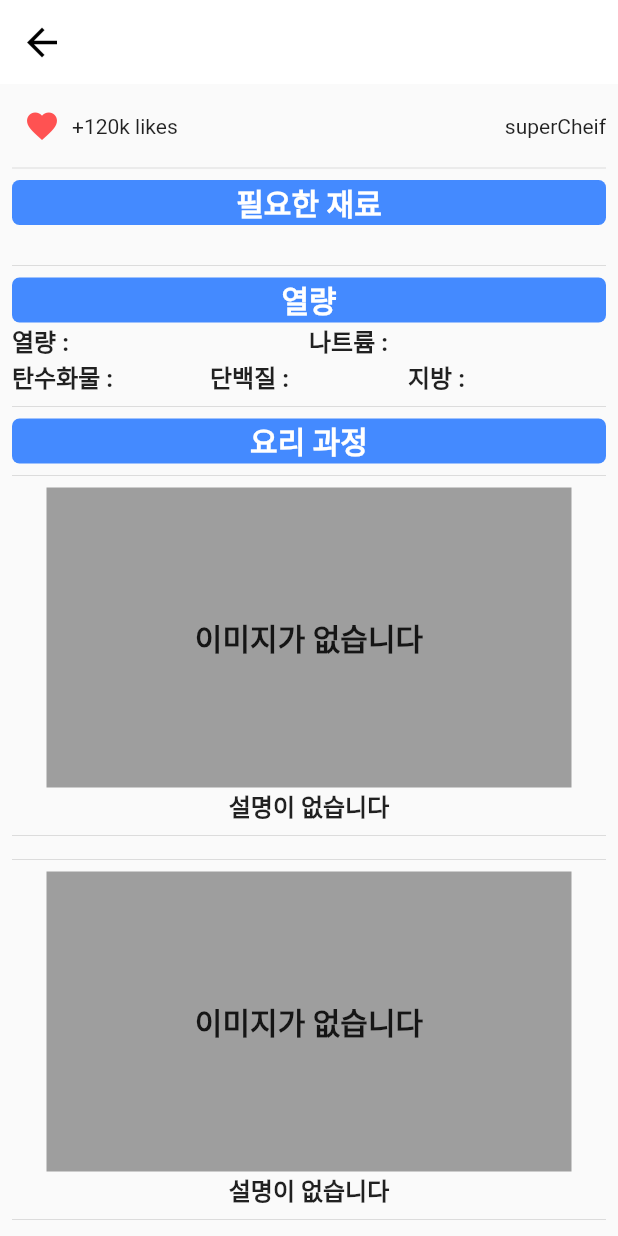
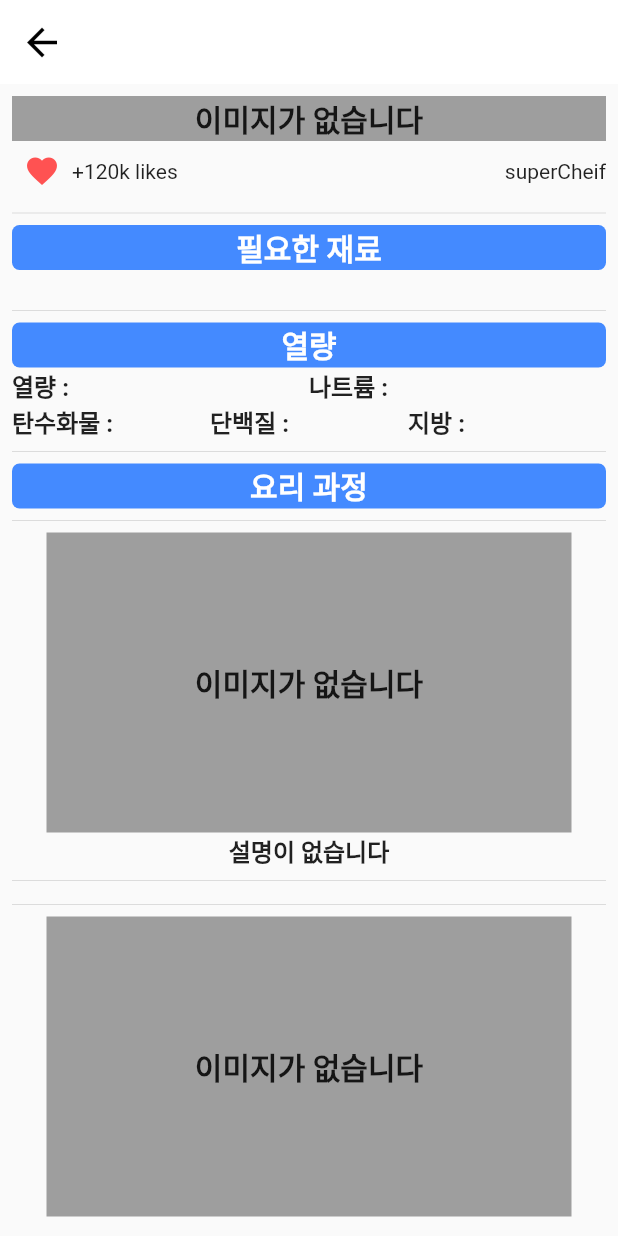
Before and after one commit to Raonshi/pocketrecipe_client, a Flutter app: the RecipePage screen opened directly with empty values, on a phone screen of 412 x 824 dp. Run offline on Flutter 3.47's test engine with Material 2 defaults, Android fonts, the phone set to English and light mode, and no system bars; our stand-ins replace firebase_auth, firebase_core, firebase_storage, get, google_sign_in, image_picker and 2 more; accounts and stored records are empty; network calls fail.

```diff
--- a/lib/etc/translate.dart
+++ b/lib/etc/translate.dart
@@ -58,6 +58,11 @@ class Language extends Translations {
 
           //information
           'info': '알림',
+
+          //etc
+          'superCheif': '식품안전나라 제공',
+          'no_image': '이미지가 없습니다',
+          'no_manual': '설명이 없습니다',
         },
       };
 }
--- a/lib/ui/pages/recipe/recipe_page.dart
+++ b/lib/ui/pages/recipe/recipe_page.dart
@@ -19,10 +19,15 @@ class RecipePage extends StatelessWidget {
           children: [
             //완성 이미지
             ClipRRect(
-              child: recipe.recipeImg == "Unknown"
-                  ? Image.asset(
-                      "data/warning.jpeg",
-                      fit: BoxFit.fill,
+              child: recipe.recipeImg == ""
+                  ? Container(
+                      color: Colors.grey,
+                      child: Center(
+                          child: Text(
+                        "no_image".tr,
+                        style: TextStyle(
+                            fontSize: 20, fontWeight: FontWeight.bold),
+                      )),
                     )
                   : Image.network(
                       "${recipe.recipeImg}",
@@ -47,7 +52,7 @@ class RecipePage extends StatelessWidget {
                 ),
                 Spacer(),
                 Text(
-                  "superCheif",
+                  recipe.author == '' ? "superCheif" : recipe.author,
                   maxLines: 1,
                   style: TextStyle(fontSize: 14),
                 ),
@@ -204,7 +209,7 @@ class RecipePage extends StatelessWidget {
                                 color: Colors.grey,
                                 child: Center(
                                     child: Text(
-                                  "이미지가 없습니다",
+                                  "no_image".tr,
                                   style: TextStyle(
                                       fontSize: 20,
                                       fontWeight: FontWeight.bold),
@@ -213,7 +218,7 @@ class RecipePage extends StatelessWidget {
                             : Image.network(
                                 recipe.imageList[index],
                                 errorBuilder: (context, error, stackTrace) =>
-                                    Container(child: Text("No Image")),
+                                    Container(child: Text("no_image".tr)),
                                 fit: BoxFit.fill,
                                 scale: 0.5,
                                 filterQuality: FilterQuality.low,
@@ -224,7 +229,7 @@ class RecipePage extends StatelessWidget {
                             color: Colors.grey,
                             child: Center(
                                 child: Text(
-                              "이미지가 없습니다",
+                              "no_image".tr,
                               style: TextStyle(
                                   fontSize: 20, fontWeight: FontWeight.bold),
                             )),
@@ -232,7 +237,7 @@ class RecipePage extends StatelessWidget {
                     recipe.manualList.length > index
                         ? (recipe.manualList[index] == ""
                             ? Text(
-                                "설명이 없습니다",
+                                "no_manual".tr,
                                 style: TextStyle(
                                     fontSize: 16, fontWeight: FontWeight.bold),
                               )
@@ -242,7 +247,7 @@ class RecipePage extends StatelessWidget {
                                     fontSize: 16, fontWeight: FontWeight.bold),
                               ))
                         : Text(
-                            "설명이 없습니다",
+                            "no_manual".tr,
                             style: TextStyle(
                                 fontSize: 16, fontWeight: FontWeight.bold),
                           ),
```
Also changed, not shown: lib/controllers/recipe_search_ctrl.dart (+23 -3 lines), lib/etc/data_define.dart (+5 -3 lines), lib/ui/pages/recipe/recipe_search_page.dart (+13 -5 lines).
